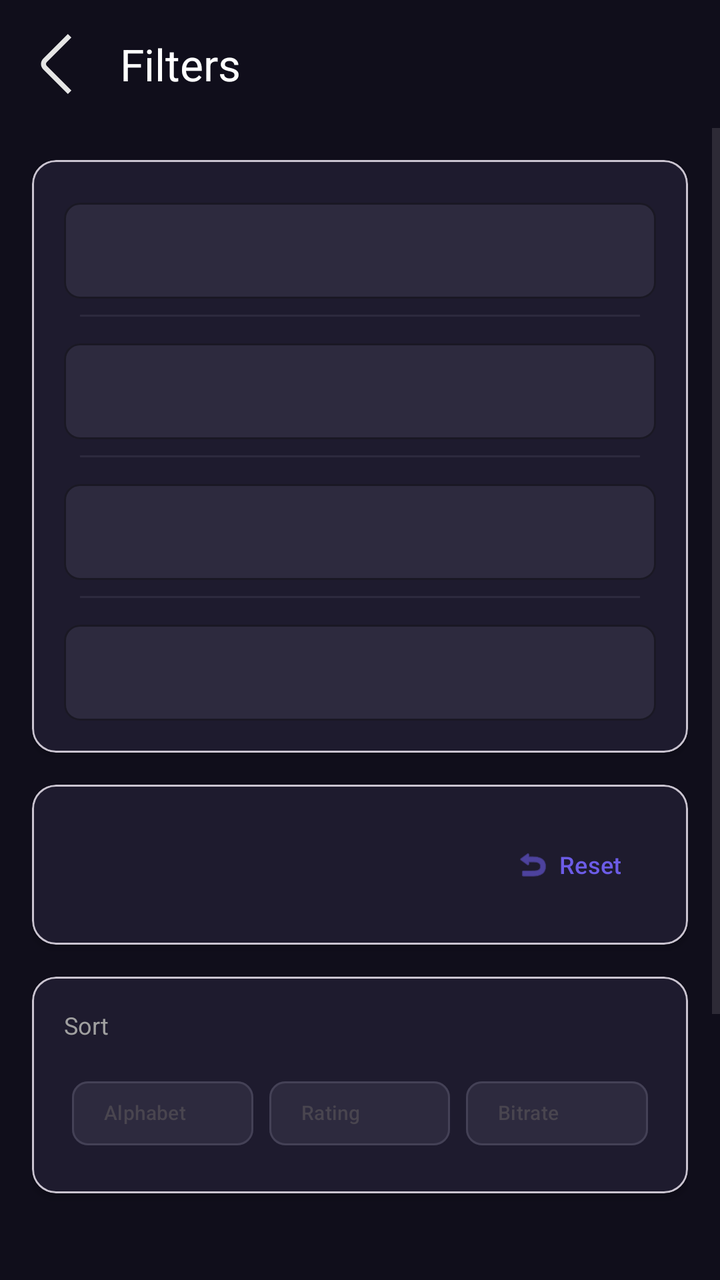
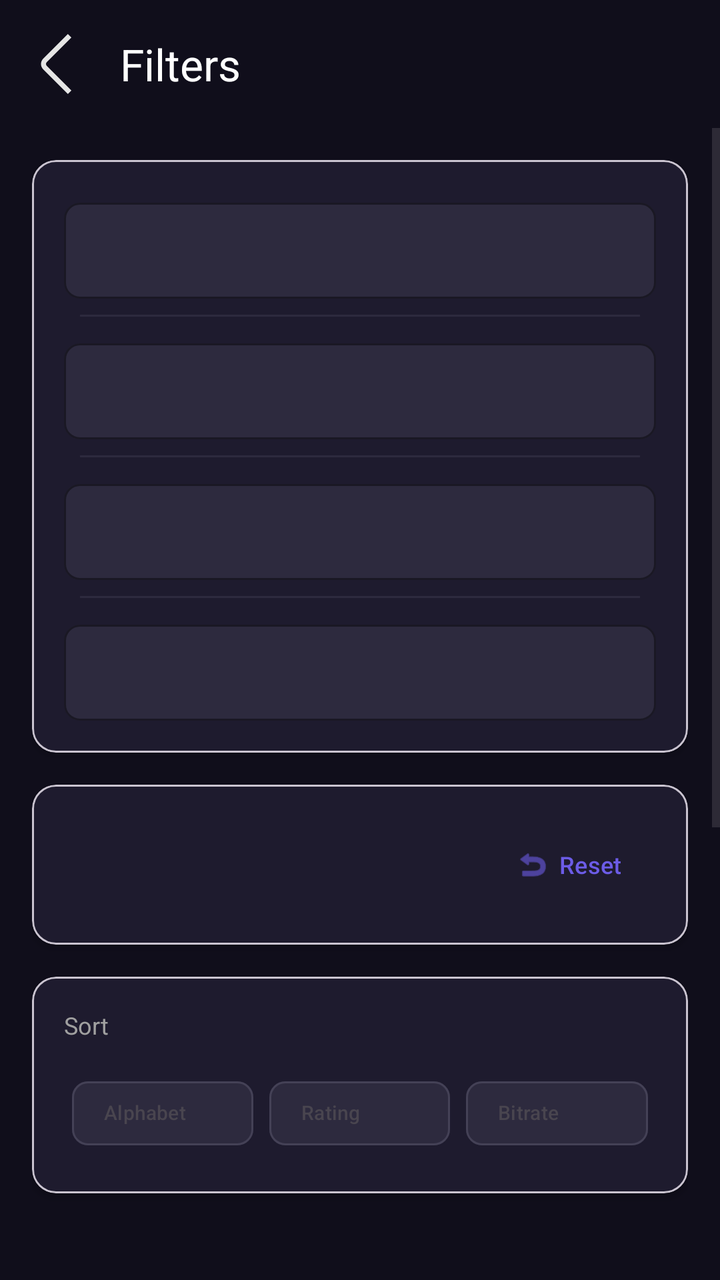

Compare the two renders of this Android layout. The source of the first and the diff that turns it into the second are given below.
<!-- AndroidManifest.xml: application theme Theme.WorldRadio -->
<!-- res/layout/fragment_filter.xml -->
<?xml version="1.0" encoding="utf-8"?>
<androidx.coordinatorlayout.widget.CoordinatorLayout xmlns:android="http://schemas.android.com/apk/res/android"
    xmlns:app="http://schemas.android.com/apk/res-auto"
    xmlns:tools="http://schemas.android.com/tools"
    android:layout_width="match_parent"
    android:layout_height="match_parent"
    android:background="#100E1B"
    android:fitsSystemWindows="true">

    <com.google.android.material.appbar.AppBarLayout
        android:layout_width="match_parent"
        android:layout_height="wrap_content"
        android:background="#100E1B"
        android:elevation="0dp">

        <com.google.android.material.appbar.MaterialToolbar
            android:id="@+id/toolbar"
            android:layout_width="match_parent"
            android:layout_height="?attr/actionBarSize"
            android:background="#100E1B"
            app:navigationIcon="@drawable/back"
            app:title="@string/filters"
            app:titleTextColor="@color/white" />

    </com.google.android.material.appbar.AppBarLayout>

    <ScrollView
        android:layout_width="match_parent"
        android:layout_height="match_parent"
        app:layout_behavior="@string/appbar_scrolling_view_behavior">

        <LinearLayout
            android:layout_width="match_parent"
            android:layout_height="wrap_content"
            android:orientation="vertical"
            android:padding="16dp">

            <com.google.android.material.card.MaterialCardView
                android:layout_width="match_parent"
                android:layout_height="wrap_content"
                app:cardBackgroundColor="#1E1B2E"
                app:cardCornerRadius="12dp"
                app:cardElevation="2dp"
                android:layout_marginBottom="16dp">

                <LinearLayout
                    android:layout_width="match_parent"
                    android:layout_height="wrap_content"
                    android:orientation="vertical"
                    android:padding="8dp">

                    <include
                        android:id="@+id/filterName"
                        layout="@layout/filter_field"
                        android:layout_width="match_parent"
                        android:layout_height="wrap_content" />

                    <View
                        android:layout_width="match_parent"
                        android:layout_height="1dp"
                        android:layout_marginStart="16dp"
                        android:layout_marginEnd="16dp"
                        android:background="#2D2A3E" />

                    <include
                        android:id="@+id/filterCountry"
                        layout="@layout/filter_field"
                        android:layout_width="match_parent"
                        android:layout_height="wrap_content" />

                    <View
                        android:layout_width="match_parent"
                        android:layout_height="1dp"
                        android:layout_marginStart="16dp"
                        android:layout_marginEnd="16dp"
                        android:background="#2D2A3E" />

                    <include
                        android:id="@+id/filterTags"
                        layout="@layout/filter_field"
                        android:layout_width="match_parent"
                        android:layout_height="wrap_content" />

                    <View
                        android:layout_width="match_parent"
                        android:layout_height="1dp"
                        android:layout_marginStart="16dp"
                        android:layout_marginEnd="16dp"
                        android:background="#2D2A3E" />

                    <include
                        android:id="@+id/filterLanguage"
                        layout="@layout/filter_field"
                        android:layout_width="match_parent"
                        android:layout_height="wrap_content" />

                </LinearLayout>

            </com.google.android.material.card.MaterialCardView>

            <com.google.android.material.card.MaterialCardView
                android:layout_width="match_parent"
                android:layout_height="wrap_content"
                app:cardBackgroundColor="#1E1B2E"
                app:cardCornerRadius="12dp"
                app:cardElevation="2dp"
                android:layout_marginBottom="16dp">

                <LinearLayout
                    android:layout_width="match_parent"
                    android:layout_height="wrap_content"
                    android:orientation="horizontal"
                    android:padding="16dp"
                    android:gravity="center_vertical|end">


                    <com.google.android.material.button.MaterialButton
                        android:id="@+id/btnReset"
                        style="@style/Widget.Material3.Button.TextButton"
                        android:layout_width="wrap_content"
                        android:layout_height="wrap_content"
                        android:text="@string/reset"
                        android:textColor="#6C5CE7"
                        android:textSize="12sp"
                        app:icon="@android:drawable/ic_menu_revert"
                        app:iconTint="#6C5CE7"
                        app:iconGravity="textStart" />

                </LinearLayout>

            </com.google.android.material.card.MaterialCardView>

            <com.google.android.material.card.MaterialCardView
                android:layout_width="match_parent"
                android:layout_height="wrap_content"
                android:layout_marginBottom="200dp"
                app:cardBackgroundColor="#1E1B2E"
                app:cardCornerRadius="12dp"
                app:cardElevation="2dp">

                <LinearLayout
                    android:layout_width="match_parent"
                    android:layout_height="wrap_content"
                    android:orientation="vertical"
                    android:padding="16dp">

                    <TextView
                        android:layout_width="wrap_content"
                        android:layout_height="wrap_content"
                        android:layout_marginBottom="12dp"
                        android:text="@string/sort"
                        android:textColor="#A0A0A0"
                        android:textSize="12sp" />

                    <androidx.constraintlayout.widget.ConstraintLayout
                        android:layout_width="match_parent"
                        android:layout_height="wrap_content">

                        <androidx.constraintlayout.widget.Guideline
                            android:id="@+id/g1"
                            android:layout_width="wrap_content"
                            android:layout_height="wrap_content"
                            android:orientation="vertical"
                            app:layout_constraintGuide_percent="0.333" />

                        <androidx.constraintlayout.widget.Guideline
                            android:id="@+id/g2"
                            android:layout_width="wrap_content"
                            android:layout_height="wrap_content"
                            android:orientation="vertical"
                            app:layout_constraintGuide_percent="0.666" />

                        <com.google.android.material.chip.Chip
                            android:id="@+id/chipAlphabet"
                            style="@style/Widget.Material3.Chip.Filter"
                            android:layout_width="0dp"
                            android:layout_height="wrap_content"
                            android:layout_marginStart="4dp"
                            android:layout_marginEnd="4dp"
                            android:text="@string/alphabet"
                            android:gravity="center"
                            android:textSize="10dp"
                            app:layout_constraintTop_toTopOf="parent"
                            app:layout_constraintStart_toStartOf="parent"
                            app:layout_constraintEnd_toStartOf="@+id/g1"
                            app:chipBackgroundColor="@color/chip_selector"
                            app:chipStrokeColor="@color/chip_stroke_selector"
                            app:chipStrokeWidth="1dp"
                            tools:ignore="SpUsage" />

                        <com.google.android.material.chip.Chip
                            android:id="@+id/chipRating"
                            style="@style/Widget.Material3.Chip.Filter"
                            android:layout_width="0dp"
                            android:layout_height="wrap_content"
                            android:layout_marginStart="4dp"
                            android:layout_marginEnd="4dp"
                            android:text="@string/rating"
                            android:gravity="center"
                            android:textSize="10dp"
                            app:layout_constraintTop_toTopOf="parent"
                            app:layout_constraintStart_toStartOf="@+id/g1"
                            app:layout_constraintEnd_toStartOf="@+id/g2"
                            app:chipBackgroundColor="@color/chip_selector"
                            app:chipStrokeColor="@color/chip_stroke_selector"
                            app:chipStrokeWidth="1dp"
                            tools:ignore="SpUsage" />

                        <com.google.android.material.chip.Chip
                            android:id="@+id/chipBitrate"
                            style="@style/Widget.Material3.Chip.Filter"
                            android:layout_width="0dp"
                            android:layout_height="wrap_content"
                            android:layout_marginStart="4dp"
                            android:layout_marginEnd="4dp"
                            android:textSize="10dp"
                            android:text="@string/bitrate"
                            android:gravity="center"
                            app:layout_constraintTop_toTopOf="parent"
                            app:layout_constraintStart_toStartOf="@+id/g2"
                            app:layout_constraintEnd_toEndOf="parent"
                            app:chipBackgroundColor="@color/chip_selector"
                            app:chipStrokeColor="@color/chip_stroke_selector"
                            app:chipStrokeWidth="1dp"
                            tools:ignore="SpUsage" />

                    </androidx.constraintlayout.widget.ConstraintLayout>

                </LinearLayout>

            </com.google.android.material.card.MaterialCardView>

        </LinearLayout>

    </ScrollView>

</androidx.coordinatorlayout.widget.CoordinatorLayout>
<!-- res/layout/filter_field.xml (included above) -->
<?xml version="1.0" encoding="utf-8"?>
<LinearLayout xmlns:android="http://schemas.android.com/apk/res/android"
    xmlns:app="http://schemas.android.com/apk/res-auto"
    android:layout_width="match_parent"
    android:layout_height="wrap_content"
    android:orientation="vertical"
    android:padding="8dp">

    <com.google.android.material.textfield.TextInputLayout
        android:id="@+id/textInputLayout"
        android:layout_width="match_parent"
        android:layout_height="wrap_content"
        app:boxBackgroundColor="#2D2A3E"
        app:boxCornerRadiusBottomEnd="8dp"
        app:boxCornerRadiusBottomStart="8dp"
        app:boxCornerRadiusTopEnd="8dp"
        app:boxCornerRadiusTopStart="8dp"
        app:endIconMode="clear_text"
        app:startIconTint="@color/white"
        app:hintTextColor="@color/white"
        app:boxStrokeColor="#6C5CE7"
        app:endIconTint="@color/white">

        <com.google.android.material.textfield.MaterialAutoCompleteTextView
            android:id="@+id/autoComplete"
            android:layout_width="match_parent"
            android:layout_height="wrap_content"
            android:minHeight="48dp"
            android:paddingStart="15dp"
            android:textColor="#FFFFFF"
            android:textColorHint="#A0A0A0"
            android:textSize="14sp" />

    </com.google.android.material.textfield.TextInputLayout>

</LinearLayout>
<!-- resources referenced by this layout -->
<resources>
  <color name="white">#FFFFFF</color>
  <!-- drawable back (drawable) -->
  <vector xmlns:android="http://schemas.android.com/apk/res/android"
      android:width="30dp"
      android:height="30dp"
      android:viewportWidth="30"
      android:viewportHeight="30">
    <path
        android:pathData="M20.94,29.993L8.599,17.651C7.896,16.948 7.501,15.994 7.501,15C7.501,14.006 7.896,13.052 8.599,12.349L20.933,0.015L22.7,1.783L10.366,14.116C10.132,14.351 10,14.669 10,15C10,15.332 10.132,15.649 10.366,15.884L22.708,28.225L20.94,29.993Z"
        android:fillColor="#E5E5E5"/>
  </vector>
  <string name="alphabet">Alphabet</string>
  <string name="bitrate">Bitrate</string>
  <string name="filters">Filters</string>
  <string name="rating">Rating</string>
  <string name="reset">Reset</string>
  <string name="sort">Sort</string>
  <style name="Theme.WorldRadio" parent="Base.Theme.WorldRadio" />
  <style name="Base.Theme.WorldRadio" parent="Theme.Material3.DayNight.NoActionBar">
          
          
      </style>
</resources>

<!-- the commit's change to res/layout/fragment_filter.xml (unified diff, before → after) -->
@@ -25,6 +25,7 @@
     </com.google.android.material.appbar.AppBarLayout>
 
     <ScrollView
+        android:id="@+id/scrollView"
         android:layout_width="match_parent"
         android:layout_height="match_parent"
         app:layout_behavior="@string/appbar_scrolling_view_behavior">
@@ -133,7 +134,7 @@
             <com.google.android.material.card.MaterialCardView
                 android:layout_width="match_parent"
                 android:layout_height="wrap_content"
-                android:layout_marginBottom="200dp"
+                android:layout_marginBottom="400dp"
                 app:cardBackgroundColor="#1E1B2E"
                 app:cardCornerRadius="12dp"
                 app:cardElevation="2dp">
